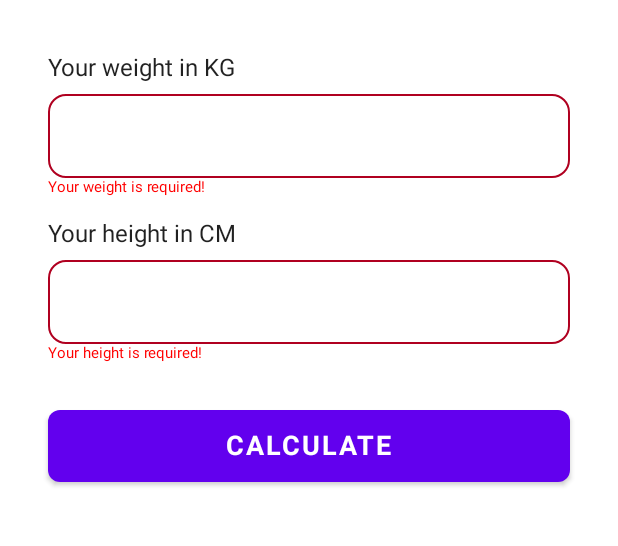
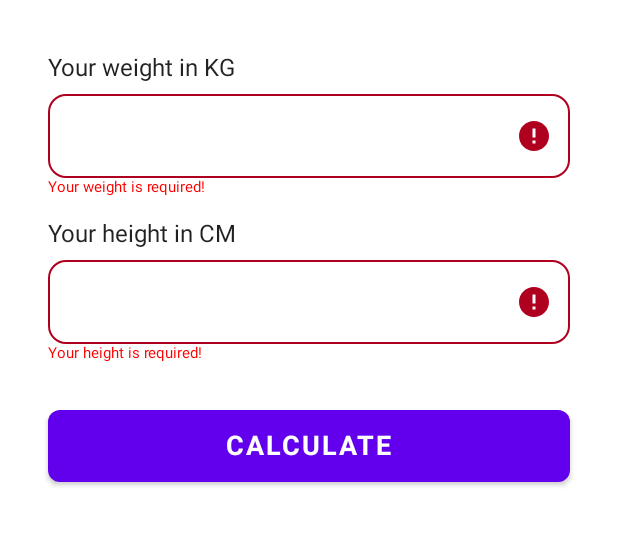
Before and after one commit to arthurpiloto/bmi-calculator-compose, an Android app built with Jetpack Compose: the screen it shows after launch (MainActivity), after a tap on "CALCULATE", on a phone screen of 412 x 824 dp, the part 472-1018 px from its top. Run offline under Robolectric (Android 15) with nearby library versions, the phone set to English and light mode, and no system bars.

Commit message:
Small change

```diff
--- a/app/src/main/java/com/example/bmicalculator/MainActivity.kt
+++ b/app/src/main/java/com/example/bmicalculator/MainActivity.kt
@@ -9,6 +9,8 @@ import androidx.compose.foundation.layout.*
 import androidx.compose.foundation.shape.RoundedCornerShape
 import androidx.compose.foundation.text.KeyboardOptions
 import androidx.compose.material.*
+import androidx.compose.material.icons.Icons
+import androidx.compose.material.icons.filled.Error
 import androidx.compose.runtime.*
 import androidx.compose.runtime.saveable.rememberSaveable
 import androidx.compose.ui.Alignment
@@ -130,7 +132,7 @@ fun BMICalculator() {
                 modifier = Modifier
                     .fillMaxWidth()
                     .focusRequester(weightFocusRequester),
-//                trailingIcon = { Icon(imageVector = Icons.Default.Adjust, contentDescription = "")},
+                trailingIcon = {if (errorWeightState) Icon(imageVector = Icons.Default.Error, contentDescription = "")},
                 isError = errorWeightState,
                 keyboardOptions = KeyboardOptions(keyboardType = KeyboardType.Number),
                 singleLine = true,
@@ -171,6 +173,7 @@ fun BMICalculator() {
                     heightState = newValue
                 },
                 modifier = Modifier.fillMaxWidth(),
+                trailingIcon = {if (errorHeightState) Icon(imageVector = Icons.Default.Error, contentDescription = "")},
                 isError = errorHeightState,
                 keyboardOptions = KeyboardOptions(keyboardType = KeyboardType.Number),
                 shape = RoundedCornerShape(12.dp)
```
